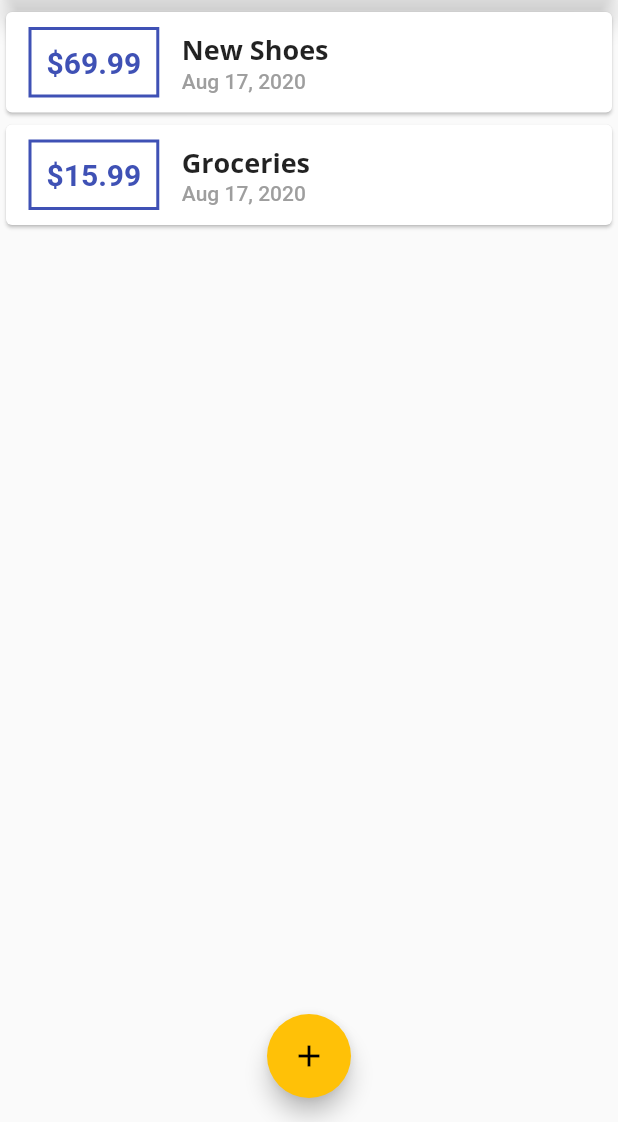
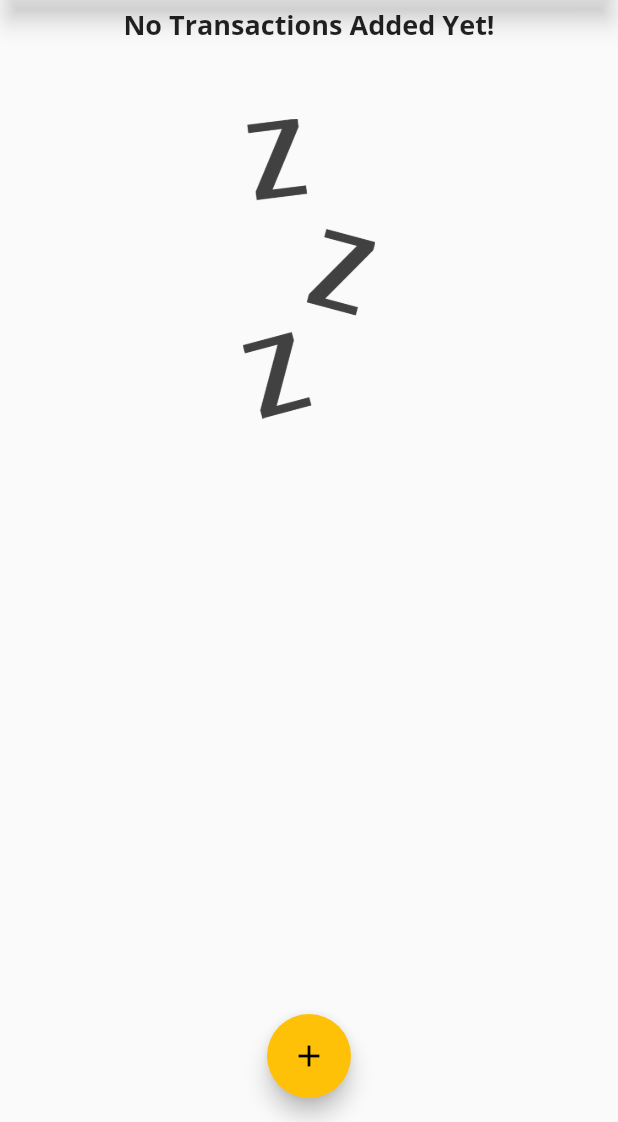
Before and after one commit to JaavierR/expenses-app-flutter-course, a Flutter app: the screen it shows after launch, on a phone screen of 412 x 824 dp, the part 114-1236 px from its top. Run offline on Flutter 3.47's test engine with Material 2 defaults, Android fonts, the phone set to English and light mode, and no system bars.

Commit message:
Added an empty screen to show an image by using a ternary expression. Also added a png image to de yaml file

```diff
--- a/lib/main.dart
+++ b/lib/main.dart
@@ -47,18 +47,18 @@ class MyHomePage extends StatefulWidget {
 
 class _MyHomePageState extends State<MyHomePage> {
   final List<Transaction> _userTransactions = [
-    Transaction(
-      id: 't1',
-      title: 'New Shoes',
-      amount: 69.99,
-      date: DateTime.now(),
-    ),
-    Transaction(
-      id: 't2',
-      title: 'Groceries',
-      amount: 15.99,
-      date: DateTime.now(),
-    ),
+    // Transaction(
+    //   id: 't1',
+    //   title: 'New Shoes',
+    //   amount: 69.99,
+    //   date: DateTime.now(),
+    // ),
+    // Transaction(
+    //   id: 't2',
+    //   title: 'Groceries',
+    //   amount: 15.99,
+    //   date: DateTime.now(),
+    // ),
   ];
 
   void _addNewTransaction(String txTitle, double txAmount) {
--- a/lib/widgets/transaction_list.dart
+++ b/lib/widgets/transaction_list.dart
@@ -12,7 +12,24 @@ class TransacionList extends StatelessWidget {
   Widget build(BuildContext context) {
     return Container(
       height: 300,
-      child: ListView.builder(
+      child: transactions.isEmpty
+          ? Column(
+              children: <Widget>[
+                Text('No Transactions Added Yet!',
+                    style: Theme.of(context).textTheme.headline6),
+                SizedBox(
+                  height: 50,
+                ),
+                Container(
+                  height: 200,
+                  child: Image.asset(
+                    'assets/img/waiting.png',
+                    fit: BoxFit.cover,
+                  ),
+                ),
+              ],
+            )
+          : ListView.builder(
               itemBuilder: (context, index) {
                 return Card(
                   child: Row(
--- a/pubspec.yaml
+++ b/pubspec.yaml
@@ -43,8 +43,8 @@ flutter:
   # the material Icons class.
   uses-material-design: true
   # To add assets to your application, add an assets section, like this:
-  # assets:
-  #   - images/a_dot_burr.jpeg
+  assets:
+    - assets/img/waiting.png
   #   - images/a_dot_ham.jpeg
   # An image asset can refer to one or more resolution-specific "variants", see
   # https://flutter.dev/assets-and-images/#resolution-aware.
```
Also changed, not shown: assets/img/waiting.png (added). Lines whose indentation alone changed are shown as unchanged.
